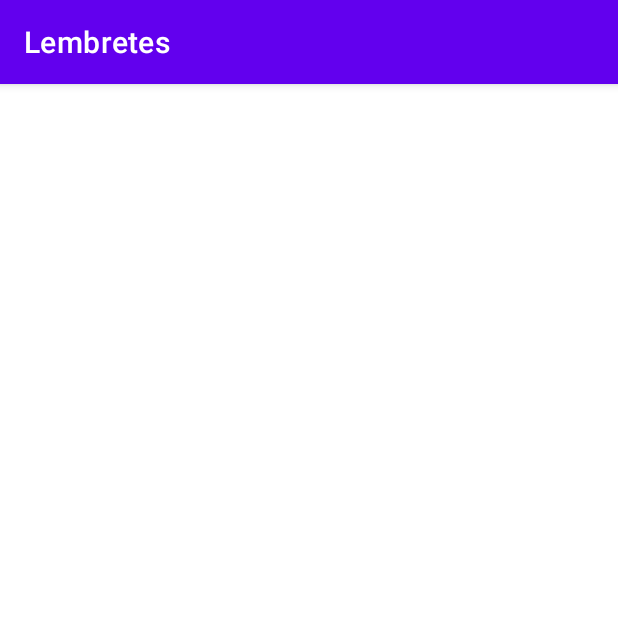
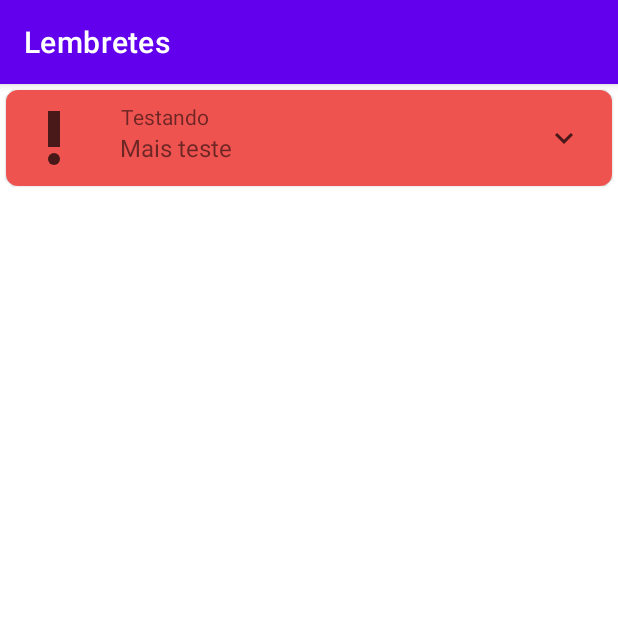
Before and after one commit to HelvioSiqueira/Lembretes2, an Android app: the screen it shows after launch (MainActivity), on a phone screen of 412 x 824 dp, the top half of it. Run offline under Robolectric (Android 15) with nearby library versions, the phone set to English and light mode, and no system bars.

```diff
--- a/app/src/main/java/com/example/lembretes2/Lembrete.kt
+++ b/app/src/main/java/com/example/lembretes2/Lembrete.kt
@@ -18,7 +18,7 @@ data class Lembrete(
     private fun obterData(): String {
         val date = Calendar.getInstance().time
 
-        val dateTimeFormat = SimpleDateFormat("dd/mm/yyyy", Locale.getDefault())
+        val dateTimeFormat = SimpleDateFormat("dd/MM/yyyy", Locale.getDefault())
 
         return dateTimeFormat.format(date).toString()
     }
--- a/app/src/main/java/com/example/lembretes2/adapter/LembreteRecycler.kt
+++ b/app/src/main/java/com/example/lembretes2/adapter/LembreteRecycler.kt
@@ -86,6 +86,7 @@ class LembreteAdapter(ctx: Context) : RecyclerView.Adapter<LembreteAdapter.VH>()
             txtTitulo.text = lembrete.titulo
             txtTexto.text = lembrete.texto
             icone.setImageDrawable(icones.getDrawable(numPrioridade(lembrete.prioridade)))
+            dataAdd.text = lembrete.data
         }
 
         holder.binding.card.setBackgroundColor(setCor(lembrete.prioridade))
--- a/app/src/main/java/com/example/lembretes2/di/androidModule.kt
+++ /dev/null
@@ -1 +0,0 @@
-package com.example.lembretes2.di
--- a/app/src/main/java/com/example/lembretes2/lista/ListLembretesFragment.kt
+++ b/app/src/main/java/com/example/lembretes2/lista/ListLembretesFragment.kt
@@ -7,15 +7,16 @@ import android.view.ViewGroup
 import androidx.recyclerview.widget.LinearLayoutManager
 import com.example.lembretes2.BaseFragment
 import com.example.lembretes2.Lembrete
-import com.example.lembretes2.LembreteAdapter
+import com.example.lembretes2.adapter.LembreteAdapter
 import com.example.lembretes2.databinding.ListLembretesFragmentBinding
-import org.koin.androidx.viewmodel.ext.android.viewModel
+import com.example.lembretes2.repository.LembreteRepository
+import com.example.lembretes2.repository.MemoryRepository
 
 class ListLembretesFragment : BaseFragment<ListLembretesFragmentBinding>() {
 
     //Está dando erro quando executa, tentar configurar o koin
 
-    private val viewModel: ListLembretesViewModel by viewModel()
+    private val repository = ListLembretesViewModel(MemoryRepository)
     private val lembreteAdapter by lazy { LembreteAdapter(requireContext()) }
 
     val lembretes = mutableListOf<Lembrete>()
@@ -23,7 +24,7 @@ class ListLembretesFragment : BaseFragment<ListLembretesFragmentBinding>() {
     override fun onViewCreated(view: View, savedInstanceState: Bundle?) {
         super.onViewCreated(view, savedInstanceState)
 
-        viewModel.salvar()
+        repository.salvar()
         setupRecycleView()
 
         lembretes.add(Lembrete(0, 0, "Testando", "Mais teste", "Urgente", ""))
```
